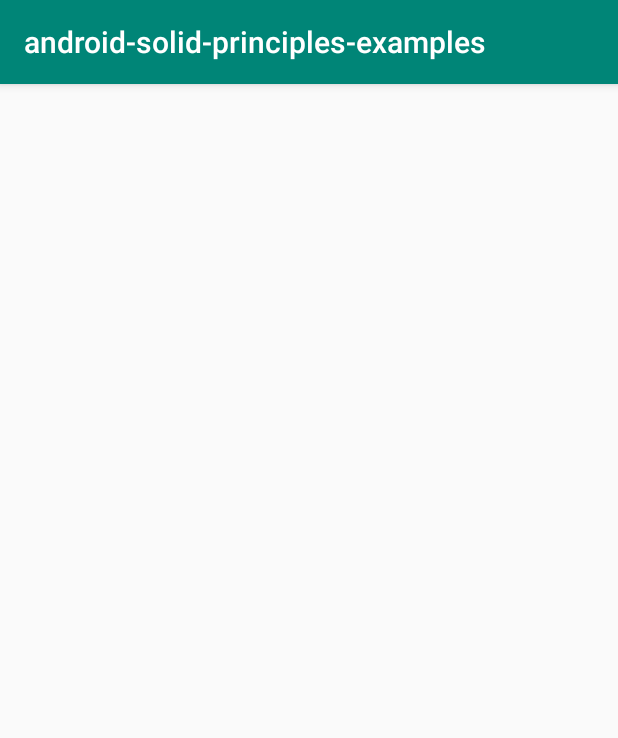
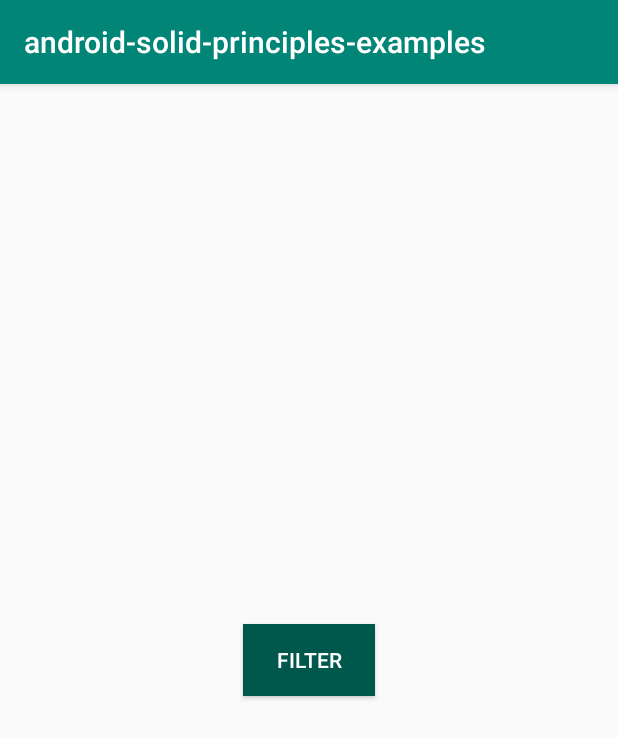
Before and after one commit to CarlitosDroid/android-solid-principles-exercises, an Android app: the screen it shows after launch (MainActivity), on a phone screen of 412 x 824 dp. Shown: the top 738 px of the screen. Run offline under Robolectric (Android 15) with nearby library versions, the phone set to English and light mode, and no system bars.

```diff
--- /dev/null
+++ b/app/src/main/java/com/example/android_solid_principles_examples/ComputerMonitor.kt
@@ -0,0 +1,3 @@
+package com.example.android_solid_principles_examples
+
+class ComputerMonitor(var name: String, var screen: Screen, var type: MonitorType)
--- a/app/src/main/java/com/example/android_solid_principles_examples/MainActivity.kt
+++ b/app/src/main/java/com/example/android_solid_principles_examples/MainActivity.kt
@@ -2,7 +2,7 @@ package com.example.android_solid_principles_examples
 
 import androidx.appcompat.app.AppCompatActivity
 import android.os.Bundle
-import android.widget.Toast
+import android.util.Log
 import kotlinx.android.synthetic.main.activity_main.*
 
 class MainActivity : AppCompatActivity() {
@@ -11,5 +11,26 @@ class MainActivity : AppCompatActivity() {
         super.onCreate(savedInstanceState)
         setContentView(R.layout.activity_main)
 
+        val monitors = listOf(
+            ComputerMonitor("Samsung S345", Screen.CurvedScreen, MonitorType.OLED),
+            ComputerMonitor("Philips P532", Screen.WideScreen, MonitorType.LCD),
+            ComputerMonitor("LG L888", Screen.WideScreen, MonitorType.LED),
+            ComputerMonitor("Samsung S999", Screen.WideScreen, MonitorType.OLED),
+            ComputerMonitor("Dell D2J47", Screen.CurvedScreen, MonitorType.LCD)
+        )
+
+        val monitorFilter = MonitorFilter()
+
+        btnFilter.setOnClickListener {
+            val lcdMonitors = monitorFilter.filterByType(monitors, MonitorType.LCD)
+
+            Log.e("All LCD monitors", "All LCD monitors")
+            for (lcdMonitor in lcdMonitors) {
+                Log.e(
+                    "Filtered monitor",
+                    "Name: ${lcdMonitor.name}, Type: ${lcdMonitor.type}, Screen: ${lcdMonitor.screen}"
+                )
+            }
+        }
     }
 }
--- /dev/null
+++ b/app/src/main/java/com/example/android_solid_principles_examples/MonitorFilter.kt
@@ -0,0 +1,13 @@
+package com.example.android_solid_principles_examples
+
+class MonitorFilter() {
+    fun filterByType(computerMonitorList: List<ComputerMonitor>, type: MonitorType): List<ComputerMonitor> {
+        val filteredComputerMonitorList = mutableListOf<ComputerMonitor>()
+        for (computer in computerMonitorList) {
+            if (computer.type == type) {
+                filteredComputerMonitorList.add(computer)
+            }
+        }
+        return filteredComputerMonitorList
+    }
+}
--- /dev/null
+++ b/app/src/main/java/com/example/android_solid_principles_examples/MonitorType.kt
@@ -0,0 +1,7 @@
+package com.example.android_solid_principles_examples
+
+enum class MonitorType {
+    OLED,
+    LCD,
+    LED
+}
--- /dev/null
+++ b/app/src/main/java/com/example/android_solid_principles_examples/Screen.kt
@@ -0,0 +1,6 @@
+package com.example.android_solid_principles_examples
+
+enum class Screen {
+    WideScreen,
+    CurvedScreen
+}
--- a/app/src/main/res/layout/activity_main.xml
+++ b/app/src/main/res/layout/activity_main.xml
@@ -5,4 +5,13 @@
         xmlns:app="http://schemas.android.com/apk/res-auto"
         android:layout_width="match_parent"
         android:layout_height="match_parent"
-        tools:context=".MainActivity"/>
+        tools:context=".MainActivity">
+    <Button
+            android:text="Filter"
+            android:layout_width="wrap_content"
+            android:layout_height="wrap_content"
+            android:id="@+id/btnFilter" app:layout_constraintTop_toTopOf="parent"
+            app:layout_constraintBottom_toBottomOf="parent" app:layout_constraintStart_toStartOf="parent"
+            app:layout_constraintHorizontal_bias="0.5" app:layout_constraintEnd_toEndOf="parent"
+            android:background="@color/colorPrimaryDark" android:textColor="@android:color/white"/>
+</androidx.constraintlayout.widget.ConstraintLayout>
```
